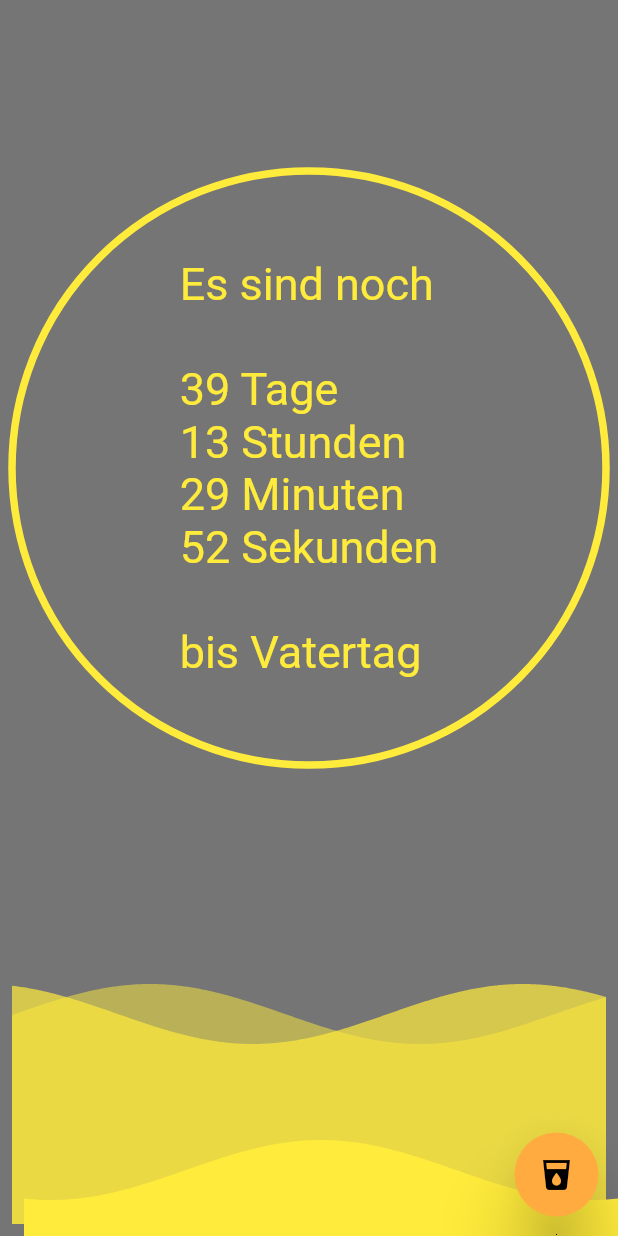
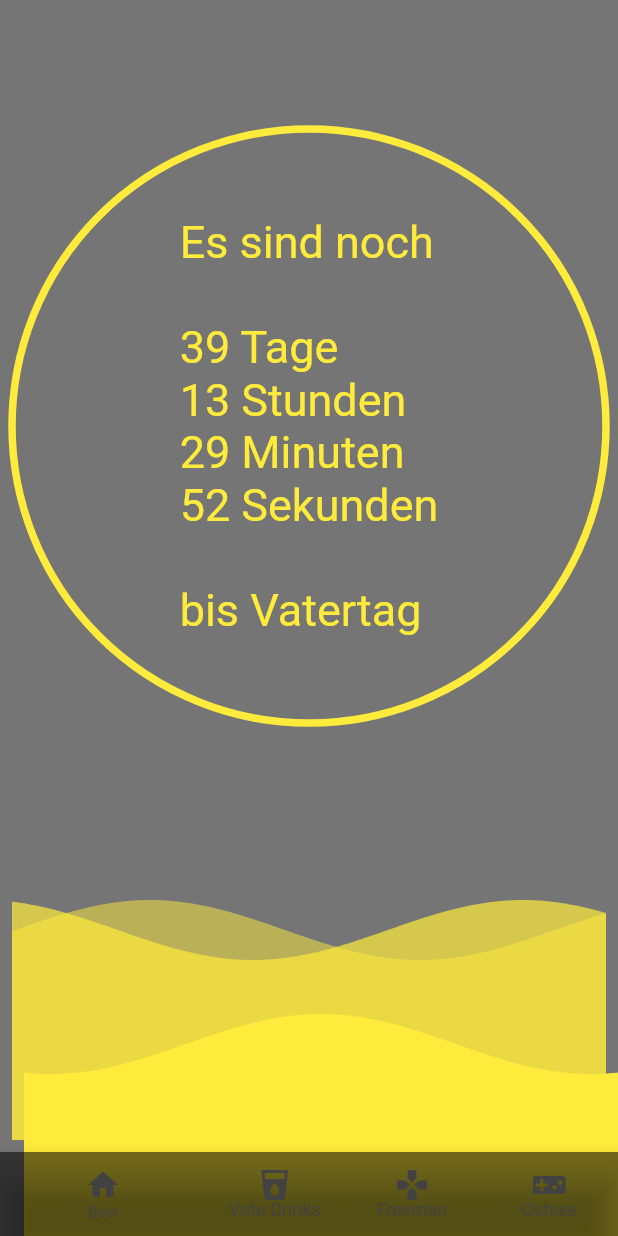
Before and after one commit to SirBeefus/vatertags, a Flutter app: the screen it shows after launch, on a phone screen of 412 x 824 dp. Run offline on Flutter 3.47's test engine with Material 2 defaults, Android fonts, the phone set to English and light mode, and no system bars; our stand-ins replace cloud_firestore, simple_animations; accounts and stored records are empty.

Commit message:
Add ostee + freeman widgets

```diff
--- a/vatertags/lib/main.dart
+++ b/vatertags/lib/main.dart
@@ -5,6 +5,8 @@ import 'package:flutter/animation.dart';
 import 'dart:math' as math;
 import 'particle.dart';
 import 'social.dart';
+import 'freeman.dart';
+import 'ostsee.dart';
 import 'wave.dart';
 
 void main() => runApp(MaterialApp(
@@ -59,6 +61,7 @@ class MyAppState extends State<MyApp> with TickerProviderStateMixin {
     ThemeData themeData = Theme.of(context);
     Size size = new Size(MediaQuery.of(context).size.width, 200.0);
     return Scaffold(
+      bottomNavigationBar: _bottomNav(),
       body: Padding(
         padding: EdgeInsets.all(8.0),
         child: Column(
@@ -153,24 +156,50 @@ class MyAppState extends State<MyApp> with TickerProviderStateMixin {
                       ),
                     ),
                   ),
-                  Positioned(
-                    bottom: 5,
-                    right: 5,
-                    child: FloatingActionButton(
-                      backgroundColor: Colors.orangeAccent,
-                      elevation: 20,
-                      child: Icon(Icons.local_drink),
-                      onPressed: (){
-                        Navigator.of(context).push(_createRoute());
-                      },
-                    ),
-                  ),
                 ]
               ),
             ),
           ],
         ),
       ),
+    );
+  }
+
+  void _onItemTapped(int index) {
+    if(index == 1){
+      Navigator.of(context).push(_createRoute(SocialPage()));
+    }
+    if(index == 2){
+      Navigator.of(context).push(_createRoute(Freeman()));
+    }
+    if(index == 3){
+      Navigator.of(context).push(_createRoute(Ostsee()));
+    }
+  }
+
+  Widget _bottomNav(){
+    return BottomNavigationBar(
+      selectedFontSize: 10,
+      showUnselectedLabels: true,
+      items: <BottomNavigationBarItem>[
+        BottomNavigationBarItem(
+            icon: Icon(Icons.home),
+            title: Text('Beer')
+        ),
+        BottomNavigationBarItem(
+            icon: Icon(Icons.local_drink),
+            title: Text('Vote Drinks')
+        ),
+        BottomNavigationBarItem(
+            icon: Icon(Icons.gamepad),
+            title: Text('Freeman')
+        ),
+        BottomNavigationBarItem(
+            icon: Icon(Icons.videogame_asset),
+            title: Text('Ostsee')
+        )
+      ],
+      onTap: _onItemTapped,
     );
   }
 }
@@ -210,13 +239,13 @@ class TimerPainter extends CustomPainter {
 }
 
 
-Route _createRoute() {
+Route _createRoute(Widget widget) {
   return PageRouteBuilder(
-    pageBuilder: (context, animation, secondaryAnimation) => SocialPage(),
+    pageBuilder: (context, animation, secondaryAnimation) => widget,
     transitionsBuilder: (context, animation, secondaryAnimation, child) {
       var begin = Offset(0.0, 1.0);
       var end = Offset.zero;
-      var curve = Curves.ease;
+      var curve = Curves.easeInOutCirc;
 
       var tween = Tween(begin: begin, end: end).chain(CurveTween(curve: curve));
 
```
Also changed, not shown: vatertags/lib/freeman.dart (added, +73 -0 lines), vatertags/lib/ostsee.dart (added, +163 -0 lines), vatertags/lib/social.dart (+27 -6 lines), vatertags/pubspec.lock.
